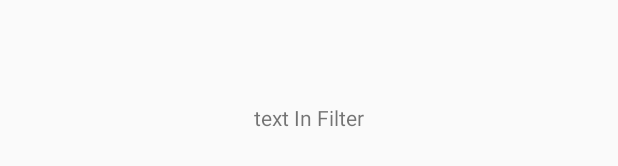
After one commit to TinaLuan/Restaurant-Hygiene-Checker, an Android app: the layout activity_filter.xml on its own in the app's theme, with its tools: preview values and no code run, on a phone screen of 412 x 824 dp. The commit adds this screen. Shown: the part 502-668 px from the top of the screen. Run offline under Robolectric (Android 15) with nearby library versions, the phone set to English and light mode, and no system bars.

Commit message:
is able to present filter activity; details need to be added

```diff
--- a/app/build.gradle
+++ b/app/build.gradle
@@ -24,6 +24,7 @@ android {
 }
 
 dependencies {
+    implementation 'com.android.support.constraint:constraint-layout:1.0.2'
     compile fileTree(include: ['*.jar'], dir: 'libs')
     androidTestCompile('com.android.support.test.espresso:espresso-core:2.2.2', {
         exclude group: 'com.android.support', module: 'support-annotations'
--- a/app/src/main/AndroidManifest.xml
+++ b/app/src/main/AndroidManifest.xml
@@ -11,12 +11,11 @@
         android:roundIcon="@mipmap/ic_launcher_round"
         android:supportsRtl="true"
         android:theme="@style/AppTheme">
-        <activity android:name=".SearchActivity"></activity>
+        <activity android:name=".SearchActivity" />
 
         <meta-data
             android:name="com.google.android.geo.API_KEY"
             android:value="@string/google_maps_key" />
-
         <meta-data
             android:name="com.google.android.gms.version"
             android:value="@integer/google_play_services_version" />
@@ -30,7 +29,8 @@
                 <category android:name="android.intent.category.LAUNCHER" />
             </intent-filter>
         </activity>
-        <activity android:name=".LaunchActivity"></activity>
+        <activity android:name=".LaunchActivity" />
+        <activity android:name=".FilterActivity"></activity>
     </application>
 
 </manifest>
--- /dev/null
+++ b/app/src/main/res/layout/activity_filter.xml
@@ -0,0 +1,22 @@
+<?xml version="1.0" encoding="utf-8"?>
+<android.support.constraint.ConstraintLayout xmlns:android="http://schemas.android.com/apk/res/android"
+    xmlns:app="http://schemas.android.com/apk/res-auto"
+    xmlns:tools="http://schemas.android.com/tools"
+    android:layout_width="match_parent"
+    android:layout_height="match_parent"
+    tools:context="tluan.restauranthygienechecker.FilterActivity">
+
+    <TextView
+        android:layout_width="wrap_content"
+        android:layout_height="18dp"
+        android:layout_marginBottom="8dp"
+        android:layout_marginEnd="8dp"
+        android:layout_marginStart="8dp"
+        android:layout_marginTop="8dp"
+        android:text="text In Filter"
+        app:layout_constraintBottom_toBottomOf="parent"
+        app:layout_constraintEnd_toEndOf="parent"
+        app:layout_constraintStart_toStartOf="parent"
+        app:layout_constraintTop_toTopOf="parent" />
+
+</android.support.constraint.ConstraintLayout>
--- a/app/src/main/res/layout/activity_map.xml
+++ b/app/src/main/res/layout/activity_map.xml
@@ -39,6 +39,7 @@
     <Button
         android:id="@+id/AdvancedSearch_button"
         android:text="@string/advancedSearch_button_text"
+        android:onClick="onAdvancedSearch"
         android:layout_toEndOf="@+id/simpleSearch_button"
         android:layout_below="@+id/input"
 
```
Also changed, not shown: app/src/main/java/tluan/restauranthygienechecker/FilterActivity.java (added, +31 -0 lines), app/src/main/java/tluan/restauranthygienechecker/MapActivity.java (+20 -23 lines).
